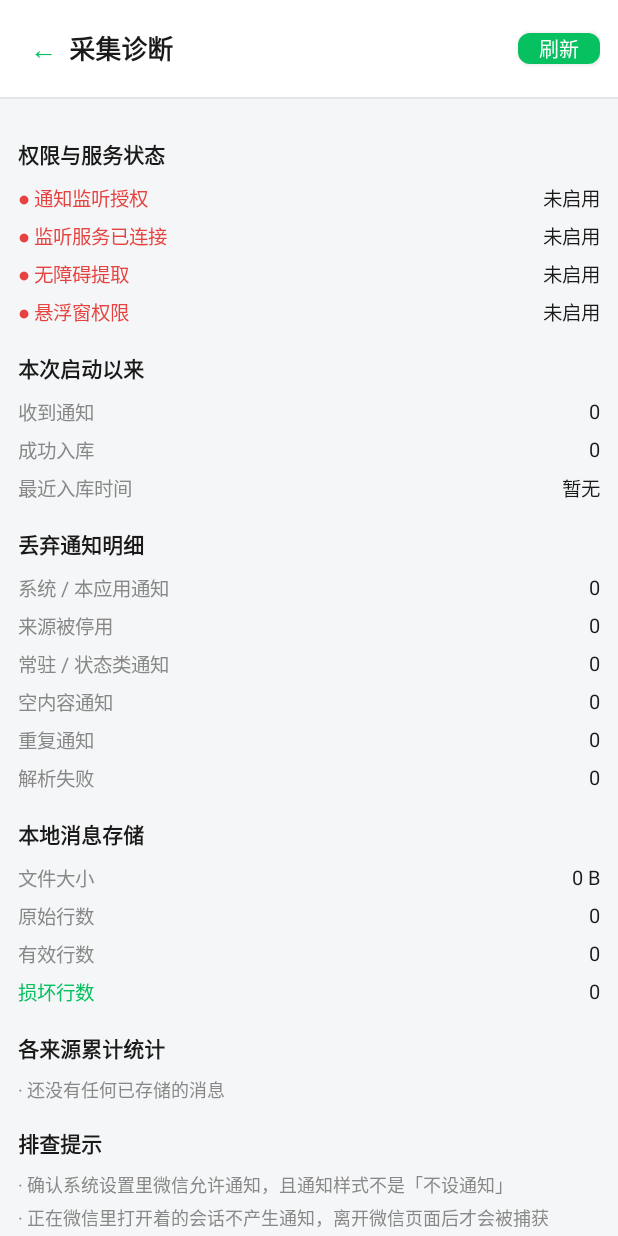
After one commit to solidjoker/notifyme, an Android app: the CaptureDiagnosticsActivity screen opened directly, with no data from a screen before it, on a phone screen of 412 x 824 dp. The commit adds this screen. Run offline under Robolectric (Android 15) with nearby library versions, the light colour scheme and no system bars.

Commit message:
W4 微信体验：采集诊断页（权限/漏斗/存储/各来源累计）+ 一键打开来源应用
- CaptureStats：进程内本次启动通知漏斗（posted→blocked/disabled/ongoing/
  empty/duplicate/parseFailed→stored），监听器每个丢弃点计数
- MessageStore.storageStats/StorageStats：原始/有效/损坏行数 + 文件字节；
  MessageStoreCoreTest +2（241→243）
- CaptureDiagnosticsActivity：四段只读诊断（服务权限、本次漏斗、本地存储、
  各 App 累计与排查提示），控制台卡2 加入口；MuMu 实测渲染正常无崩溃
- ConversationActivity 标题栏加「打开应用」：getLaunchIntentForPackage
  回到微信/飞书/钉钉，未安装有兜底提示

```diff
--- a/app/src/main/AndroidManifest.xml
+++ b/app/src/main/AndroidManifest.xml
@@ -58,6 +58,7 @@
         <activity android:name=".WatchlistActivity" android:exported="false" />
         <activity android:name=".SourcesActivity" android:exported="false" />
         <activity android:name=".RedactorPreviewActivity" android:exported="false" />
+        <activity android:name=".CaptureDiagnosticsActivity" android:exported="false" />
         <activity android:name=".ReminderListActivity" android:exported="false" />
         <activity android:name=".AnalysisListActivity" android:exported="false" />
         <activity android:name=".ConversationActivity" android:exported="false" />
--- /dev/null
+++ b/app/src/main/java/com/notifyme/android/CaptureDiagnosticsActivity.kt
@@ -0,0 +1,260 @@
+// Copyright (c) 2026 solidjoker
+// SPDX-License-Identifier: MIT
+
+package com.notifyme.android
+
+import android.app.Activity
+import android.graphics.Color
+import android.os.Bundle
+import android.provider.Settings
+import android.view.Gravity
+import android.view.View
+import android.widget.Button
+import android.widget.LinearLayout
+import android.widget.TextView
+import java.text.SimpleDateFormat
+import java.util.Date
+import java.util.Locale
+
+/**
+ * 采集诊断页（W4）：回答「消息为什么没被抓到 / 现在链路通不通」。
+ *
+ * 四段：
+ *  1. 权限与服务状态：通知监听授权 + 服务是否真的连着、无障碍、悬浮窗；
+ *  2. 本次启动以来的通知漏斗（[CaptureStats]）：posted → 各级丢弃 → stored；
+ *  3. 本地存储：messages.jsonl 行数 / 损坏行 / 体积；
+ *  4. 各来源累计统计：按 App 的全部历史条数、会话数、自发消息数。
+ *
+ * 纯只读诊断，不提供任何清理/修改动作。
+ */
+class CaptureDiagnosticsActivity : Activity() {
+
+    private lateinit var container: LinearLayout
+    private val timeFormat = SimpleDateFormat("MM-dd HH:mm:ss", Locale.getDefault())
+
+    override fun onCreate(savedInstanceState: Bundle?) {
+        super.onCreate(savedInstanceState)
+        setContentView(R.layout.activity_diagnostics)
+
+        container = findViewById(R.id.container)
+        findViewById<TextView>(R.id.btnBack).setOnClickListener { finish() }
+        findViewById<Button>(R.id.btnRefresh).setOnClickListener { render() }
+        render()
+    }
+
+    override fun onResume() {
+        super.onResume()
+        if (::container.isInitialized) render()
+    }
+
+    private fun render() {
+        container.removeAllViews()
+        renderServiceStatus()
+        renderSessionFunnel()
+        renderStorage()
+        renderAllTimeByApp()
+        renderHints()
+    }
+
+    // ---------------- 1) 服务与权限 ----------------
+
+    private fun renderServiceStatus() {
+        section(getString(R.string.diag_section_services))
+
+        val listenerAuthorized = Settings.Secure.getString(
+            contentResolver, "enabled_notification_listeners"
+        ).orEmpty().contains(packageName)
+
+        statusRow(getString(R.string.diag_listener_auth), listenerAuthorized)
+        statusRow(getString(R.string.diag_listener_connected), NotifyMeListener.connected)
+        statusRow(getString(R.string.diag_a11y), A11yExtractService.isEnabled(this))
+        statusRow(getString(R.string.diag_overlay), OverlayManager.canDrawOverlays(this))
+    }
+
+    // ---------------- 2) 本次启动漏斗 ----------------
+
+    private fun renderSessionFunnel() {
+        section(getString(R.string.diag_section_session))
+        valueRow(getString(R.string.diag_posted), CaptureStats.posted.toString())
+        valueRow(getString(R.string.diag_stored), CaptureStats.stored.toString())
+        val last = CaptureStats.lastStoredAt
+        valueRow(
+            getString(R.string.diag_last_stored),
+            if (last > 0) timeFormat.format(Date(last)) else getString(R.string.diag_value_na)
+        )
+
+        section(getString(R.string.diag_section_dropped))
+        valueRow(getString(R.string.diag_drop_blocked), CaptureStats.blocked.toString())
+        valueRow(getString(R.string.diag_drop_disabled), CaptureStats.disabled.toString())
+        valueRow(getString(R.string.diag_drop_ongoing), CaptureStats.ongoing.toString())
+        valueRow(getString(R.string.diag_drop_empty), CaptureStats.empty.toString())
+        valueRow(getString(R.string.diag_drop_duplicate), CaptureStats.duplicate.toString())
+        valueRow(getString(R.string.diag_drop_parse), CaptureStats.parseFailed.toString())
+
+        val byPkg = CaptureStats.storedByPkg()
+        if (byPkg.isNotEmpty()) {
+            section(getString(R.string.diag_section_session_pkg))
+            byPkg.forEach { (pkg, n) ->
+                valueRow(appLabelOf(pkg), getString(R.string.msg_count, n))
+            }
+        }
+    }
+
+    // ---------------- 3) 存储 ----------------
+
+    private fun renderStorage() {
+        section(getString(R.string.diag_section_storage))
+        val stats = MessageStore.storageStats(this)
+        valueRow(getString(R.string.diag_file_size), formatBytes(stats.sizeBytes))
+        valueRow(getString(R.string.diag_total_lines), stats.totalLines.toString())
+        valueRow(getString(R.string.diag_valid_lines), stats.validLines.toString())
+        valueRow(
+            getString(R.string.diag_corrupt_lines),
+            stats.corruptLines.toString(),
+            ok = if (stats.corruptLines == 0) true else null
+        )
+    }
+
+    // ---------------- 4) 各 App 累计 ----------------
+
+    private fun renderAllTimeByApp() {
+        section(getString(R.string.diag_section_alltime))
+        // 个人学习规模下全量读入足够（与 MessageStore 既定口径一致）
+        val all = MessageStore.readRecent(this, 1_000_000)
+        if (all.isEmpty()) {
+            hint(getString(R.string.diag_no_data))
+            return
+        }
+        val byPkg = all.groupBy { it.pkg }
+        valueRow(getString(R.string.diag_conversations),
+            all.map { it.convKey }.distinct().size.toString())
+        valueRow(getString(R.string.diag_self_messages), all.count { it.isSelf }.toString())
+
+        byPkg.forEach { (pkg, msgs) ->
+            section(appLabelOf(pkg))
+            valueRow(getString(R.string.diag_pkg_total), msgs.size.toString())
+            valueRow(
+                getString(R.string.diag_pkg_conversations),
+                msgs.map { it.convKey }.distinct().size.toString()
+            )
+            valueRow(
+                getString(R.string.diag_pkg_groups),
+                msgs.mapNotNull { if (it.isGroup) it.convKey else null }.distinct().size.toString()
+            )
+            val latest = msgs.maxOfOrNull { it.timestamp } ?: 0L
+            valueRow(
+                getString(R.string.diag_pkg_latest),
+                if (latest > 0) timeFormat.format(Date(latest)) else getString(R.string.diag_value_na)
+            )
+        }
+    }
+
+    private fun renderHints() {
+        section(getString(R.string.diag_section_hints))
+        hint(getString(R.string.diag_hint_wechat_notification))
+        hint(getString(R.string.diag_hint_foreground))
+        hint(getString(R.string.diag_hint_dnd))
+        hint(getString(R.string.diag_hint_restart))
+    }
+
+    // ================= 视图构造 =================
+
+    private fun section(title: String) {
+        val tv = TextView(this).apply {
+            text = title
+            setTextColor(getColor(R.color.text_primary))
+            textSize = 14f
+            setTypeface(typeface, android.graphics.Typeface.BOLD)
+            val lp = LinearLayout.LayoutParams(
+                LinearLayout.LayoutParams.MATCH_PARENT,
+                LinearLayout.LayoutParams.WRAP_CONTENT
+            )
+            lp.topMargin = dp(14)
+            lp.bottomMargin = dp(6)
+            layoutParams = lp
+        }
+        container.addView(tv)
+    }
+
+    private fun statusRow(label: String, ok: Boolean) {
+        val dot = if (ok) "● " else "● "
+        valueRow(label, if (ok) getString(R.string.diag_status_on) else getString(R.string.diag_status_off),
+            dotPrefix = dot, ok = ok)
+    }
+
+    private fun valueRow(
+        label: String,
+        value: String,
+        ok: Boolean? = null,
+        dotPrefix: String? = null
+    ) {
+        val row = LinearLayout(this).apply {
+            orientation = LinearLayout.HORIZONTAL
+            gravity = Gravity.CENTER_VERTICAL
+            val lp = LinearLayout.LayoutParams(
+                LinearLayout.LayoutParams.MATCH_PARENT,
+                LinearLayout.LayoutParams.WRAP_CONTENT
+            )
+            lp.topMargin = dp(3)
+            lp.bottomMargin = dp(3)
+            layoutParams = lp
+        }
+
+        val tvLabel = TextView(this).apply {
+            text = if (dotPrefix != null) "$dotPrefix$label" else label
+            textSize = 13f
+            setTextColor(
+                when (ok) {
+                    true -> getColor(R.color.brand_green)
+                    false -> getColor(R.color.diag_red)
+                    null -> getColor(R.color.text_secondary)
+                }
+            )
+            layoutParams = LinearLayout.LayoutParams(0, LinearLayout.LayoutParams.WRAP_CONTENT, 1f)
+        }
+
+        val tvValue = TextView(this).apply {
+            text = value
+            textSize = 13f
+            setTextColor(getColor(R.color.text_primary))
+            gravity = Gravity.END
+        }
+
+        row.addView(tvLabel)
+        row.addView(tvValue)
+        container.addView(row)
+    }
+
+    private fun hint(text: String) {
+        val tv = TextView(this).apply {
+            this.text = "· $text"
+            textSize = 12f
+            setTextColor(getColor(R.color.text_secondary))
+            val lp = LinearLayout.LayoutParams(
+                LinearLayout.LayoutParams.MATCH_PARENT,
+                LinearLayout.LayoutParams.WRAP_CONTENT
+            )
+            lp.topMargin = dp(2)
+            lp.bottomMargin = dp(2)
+            layoutParams = lp
+        }
+        container.addView(tv)
+    }
+
+    private fun appLabelOf(pkg: String): String {
+        val seen = AppSourceStore.observed(this).firstOrNull { it.pkg == pkg }?.label
+        if (!seen.isNullOrEmpty()) return seen
+        return runCatching {
+            packageManager.getApplicationLabel(
+                packageManager.getApplicationInfo(pkg, 0)
+            ).toString()
+        }.getOrDefault(pkg)
+    }
+
+    private fun formatBytes(bytes: Long): String =
+        if (bytes < 1024) "$bytes B"
+        else if (bytes < 1024 * 1024) "%.1f KB".format(bytes / 1024.0)
+        else "%.2f MB".format(bytes / (1024.0 * 1024.0))
+
+    private fun dp(v: Int): Int = (v * resources.displayMetrics.density).toInt()
+}
--- /dev/null
+++ b/app/src/main/java/com/notifyme/android/CaptureStats.kt
@@ -0,0 +1,63 @@
+// Copyright (c) 2026 solidjoker
+// SPDX-License-Identifier: MIT
+
+package com.notifyme.android
+
+import java.util.concurrent.atomic.AtomicInteger
+import java.util.concurrent.atomic.AtomicLong
+
+/**
+ * 采集计数器（W4 诊断页用）：进程内、本次启动以来的通知处理漏斗统计。
+ *
+ * 不落盘——它的用途是回答「为什么微信消息没被抓到」：
+ * posted → blocked / disabled / ongoing / empty / duplicate / parseFailed / stored，
+ * 每一级丢弃都有数，诊断页可直接定位卡在哪一级。
+ *
+ * 回调发生在 NotificationListenerService 的 binder 线程，全部用原子类型。
+ */
+object CaptureStats {
+
+    private val _posted = AtomicInteger()
+    private val _blocked = AtomicInteger()
+    private val _disabled = AtomicInteger()
+    private val _ongoing = AtomicInteger()
+    private val _empty = AtomicInteger()
+    private val _duplicate = AtomicInteger()
+    private val _parseFailed = AtomicInteger()
+    private val _stored = AtomicInteger()
+    private val _lastStoredAt = AtomicLong()
+
+    /** 每包成功入库条数（LinkedHashMap 访问经 synchronized 块）。 */
+    private val perPkg = LinkedHashMap<String, AtomicInteger>()
+
+    val posted: Int get() = _posted.get()
+    val blocked: Int get() = _blocked.get()
+    val disabled: Int get() = _disabled.get()
+    val ongoing: Int get() = _ongoing.get()
+    val empty: Int get() = _empty.get()
+    val duplicate: Int get() = _duplicate.get()
+    val parseFailed: Int get() = _parseFailed.get()
+    val stored: Int get() = _stored.get()
+    val lastStoredAt: Long get() = _lastStoredAt.get()
+
+    fun onPosted() = _posted.incrementAndGet()
+    fun onBlocked() = _blocked.incrementAndGet()
+    fun onDisabled() = _disabled.incrementAndGet()
+    fun onOngoing() = _ongoing.incrementAndGet()
+    fun onEmpty() = _empty.incrementAndGet()
+    fun onDuplicate() = _duplicate.incrementAndGet()
+    fun onParseFailed() = _parseFailed.incrementAndGet()
+
+    fun onStored(pkg: String) {
+        _stored.incrementAndGet()
+        _lastStoredAt.set(System.currentTimeMillis())
+        synchronized(perPkg) {
+            perPkg.getOrPut(pkg) { AtomicInteger() }.incrementAndGet()
+        }
+    }
+
+    /** 包名 → 本次启动以来入库条数（副本）。 */
+    fun storedByPkg(): Map<String, Int> = synchronized(perPkg) {
+        perPkg.mapValues { it.value.get() }
+    }
+}
--- a/app/src/main/java/com/notifyme/android/ConsoleActivity.kt
+++ b/app/src/main/java/com/notifyme/android/ConsoleActivity.kt
@@ -253,6 +253,9 @@ class ConsoleActivity : Activity() {
         }
         findViewById<Button>(R.id.btnOpenSources).setOnClickListener {
             startActivity(Intent(this, SourcesActivity::class.java))
+        }
+        findViewById<Button>(R.id.btnOpenDiagnostics).setOnClickListener {
+            startActivity(Intent(this, CaptureDiagnosticsActivity::class.java))
         }
     }
 
--- a/app/src/main/java/com/notifyme/android/MessageStore.kt
+++ b/app/src/main/java/com/notifyme/android/MessageStore.kt
@@ -188,6 +188,11 @@ object MessageStore {
     fun normalizeSchema(context: Context): Int = core(context).normalizeSchema()
 
     /**
+     * 存储层诊断（W4）：原始行数 / 可解析行数 / 损坏行数 / 文件字节数。
+     */
+    fun storageStats(context: Context): StorageStats = core(context).storageStats()
+
+    /**
      * 删除指定的消息集合（会话详情页多选删除用），返回实际删除条数。
      * 按完整字段匹配；文件里若有完全相同的重复消息，按选中条数依次删除。
      */
@@ -224,6 +229,21 @@ internal fun chatMessageFullKey(m: ChatMessage): String =
     "${m.pkg}|${m.conversation}|${m.sender}|${m.text}|${m.timestamp}|${m.isGroup}|${m.source}"
 
 /**
+ * 消息存储文件诊断快照（W4 采集诊断页）。
+ *
+ * @param totalLines   原始行数（含损坏行）
+ * @param validLines   可解析为 [ChatMessage] 的行数
+ * @param corruptLines 无法解析的行数（重写文件时仍原样保留，不自动删除）
+ * @param sizeBytes    messages.jsonl 当前字节数
+ */
+data class StorageStats(
+    val totalLines: Int,
+    val validLines: Int,
+    val corruptLines: Int,
+    val sizeBytes: Long
+)
+
+/**
  * [MessageStore] 的无 Android 依赖内核：只认一个 [JsonlStore]（即一个文件）
  * 与一个变更回调，因此可以在 JVM 单测里用临时目录直接跑全部分支。
  *
@@ -243,6 +263,27 @@ internal class MessageStoreCore(
     fun append(message: ChatMessage) {
         store.appendLine(message.toJson().toString())
         onChange()
+    }
+
+    /** 存储层统计：原始行数、可解析行数、损坏行数、文件字节数。 */
+    fun storageStats(): StorageStats {
+        if (!store.exists()) return StorageStats(0, 0, 0, 0)
+        val lines = store.readRawLines()
+        var valid = 0
+        for (line in lines) {
+            try {
+                ChatMessage.fromJson(JSONObject(line))
+                valid++
+            } catch (e: Exception) {
+                // 损坏行计入 corrupt
+            }
+        }
+        return StorageStats(
+            totalLines = lines.size,
+            validLines = valid,
+            corruptLines = lines.size - valid,
+            sizeBytes = store.file.length()
+        )
     }
 
     /**
--- /dev/null
+++ b/app/src/main/res/layout/activity_diagnostics.xml
@@ -0,0 +1,67 @@
+<?xml version="1.0" encoding="utf-8"?>
+<!-- 采集诊断页：各节容器在代码里填充状态行。 -->
+<LinearLayout xmlns:android="http://schemas.android.com/apk/res/android"
+    android:layout_width="match_parent"
+    android:layout_height="match_parent"
+    android:background="@color/page_bg"
+    android:orientation="vertical">
+
+    <LinearLayout
+        android:layout_width="match_parent"
+        android:layout_height="wrap_content"
+        android:background="@color/card_bg"
+        android:gravity="center_vertical"
+        android:orientation="horizontal"
+        android:padding="12dp">
+
+        <TextView
+            android:id="@+id/btnBack"
+            android:layout_width="wrap_content"
+            android:layout_height="wrap_content"
+            android:padding="8dp"
+            android:text="@string/nav_back"
+            android:textColor="@color/brand_green"
+            android:textSize="18sp" />
+
+        <TextView
+            android:layout_width="0dp"
+            android:layout_height="wrap_content"
+            android:layout_weight="1"
+            android:text="@string/diagnostics_title"
+            android:textColor="@color/text_primary"
+            android:textSize="17sp"
+            android:textStyle="bold" />
+
+        <Button
+            android:id="@+id/btnRefresh"
+            android:layout_width="wrap_content"
+            android:layout_height="wrap_content"
+            android:background="@drawable/btn_primary"
+            android:minHeight="0dp"
+            android:minWidth="0dp"
+            android:paddingStart="14dp"
+            android:paddingEnd="14dp"
+            android:text="@string/diagnostics_refresh"
+            android:textColor="@color/card_bg"
+            android:textSize="13sp" />
+    </LinearLayout>
+
+    <View
+        android:layout_width="match_parent"
+        android:layout_height="1dp"
+        android:background="@color/divider" />
+
+    <androidx.core.widget.NestedScrollView
+        android:layout_width="match_parent"
+        android:layout_height="0dp"
+        android:layout_weight="1">
+
+        <LinearLayout
+            android:id="@+id/container"
+            android:layout_width="match_parent"
+            android:layout_height="wrap_content"
+            android:orientation="vertical"
+            android:padding="12dp" />
+    </androidx.core.widget.NestedScrollView>
+
+</LinearLayout>
--- a/app/src/main/res/values/colors.xml
+++ b/app/src/main/res/values/colors.xml
@@ -34,4 +34,6 @@
     <color name="chip_orange_bg">#FFF1E0</color>
     <color name="chip_bg">#F0F0F0</color>
     <color name="time_gray">#B2B2B2</color>
+    <!-- 采集诊断：异常红 -->
+    <color name="diag_red">#E64340</color>
 </resources>
--- a/app/src/main/res/values/strings.xml
+++ b/app/src/main/res/values/strings.xml
@@ -146,6 +146,50 @@
     <string name="quick_reply_empty">内容不能为空</string>
     <string name="quick_reply_failed">发送失败：通知已过期，请等新通知或去微信里回复</string>
     <string name="quick_reply_sent">已发送</string>
+
+    <!-- W4 采集诊断 -->
+    <string name="diagnostics_title">采集诊断</string>
+    <string name="diagnostics_refresh">刷新</string>
+    <string name="diag_section_services">权限与服务状态</string>
+    <string name="diag_section_session">本次启动以来</string>
+    <string name="diag_section_dropped">丢弃通知明细</string>
+    <string name="diag_section_session_pkg">本次各来源入库</string>
+    <string name="diag_section_storage">本地消息存储</string>
+    <string name="diag_section_alltime">各来源累计统计</string>
+    <string name="diag_section_hints">排查提示</string>
+    <string name="diag_listener_auth">通知监听授权</string>
+    <string name="diag_listener_connected">监听服务已连接</string>
+    <string name="diag_a11y">无障碍提取</string>
+    <string name="diag_overlay">悬浮窗权限</string>
+    <string name="diag_status_on">正常</string>
+    <string name="diag_status_off">未启用</string>
+    <string name="diag_posted">收到通知</string>
+    <string name="diag_stored">成功入库</string>
+    <string name="diag_last_stored">最近入库时间</string>
+    <string name="diag_drop_blocked">系统 / 本应用通知</string>
+    <string name="diag_drop_disabled">来源被停用</string>
+    <string name="diag_drop_ongoing">常驻 / 状态类通知</string>
+    <string name="diag_drop_empty">空内容通知</string>
+    <string name="diag_drop_duplicate">重复通知</string>
+    <string name="diag_drop_parse">解析失败</string>
+    <string name="diag_value_na">暂无</string>
+    <string name="diag_file_size">文件大小</string>
+    <string name="diag_total_lines">原始行数</string>
+    <string name="diag_valid_lines">有效行数</string>
+    <string name="diag_corrupt_lines">损坏行数</string>
+    <string name="diag_no_data">还没有任何已存储的消息</string>
+    <string name="diag_conversations">会话总数</string>
+    <string name="diag_self_messages">自己发出的消息</string>
+    <string name="diag_pkg_total">累计消息</string>
+    <string name="diag_pkg_conversations">会话数</string>
+    <string name="diag_pkg_groups">群聊数</string>
+    <string name="diag_pkg_latest">最近消息时间</string>
+    <string name="diag_hint_wechat_notification">确认系统设置里微信允许通知，且通知样式不是「不设通知」</string>
+    <string name="diag_hint_foreground">正在微信里打开着的会话不产生通知，离开微信页面后才会被捕获</string>
+    <string name="diag_hint_dnd">免打扰群 / 系统免打扰期间的消息不会进入通知监听</string>
+    <string name="diag_hint_restart">监听服务显示未连接时，可在控制台关闭再打开通知监听开关</string>
+    <string name="open_source_app">打开应用</string>
+    <string name="open_source_app_failed">无法打开：未找到该应用</string>
     <string name="sync_push_switch">启用服务器上报（关闭后消息继续累积，开启时补报）</string>
 
     <!-- 聊天记录提取（服务端安卓库直读，走 serverUrl 同源 /admin/extract） -->
```
Also changed, not shown: app/src/main/java/com/notifyme/android/ConversationActivity.kt (+10 -0 lines), app/src/main/java/com/notifyme/android/NotifyMeListener.kt (+35 -9 lines), app/src/main/res/layout/activity_console.xml (+11 -0 lines), app/src/main/res/layout/activity_conversation.xml (+14 -0 lines), 1 other file.
